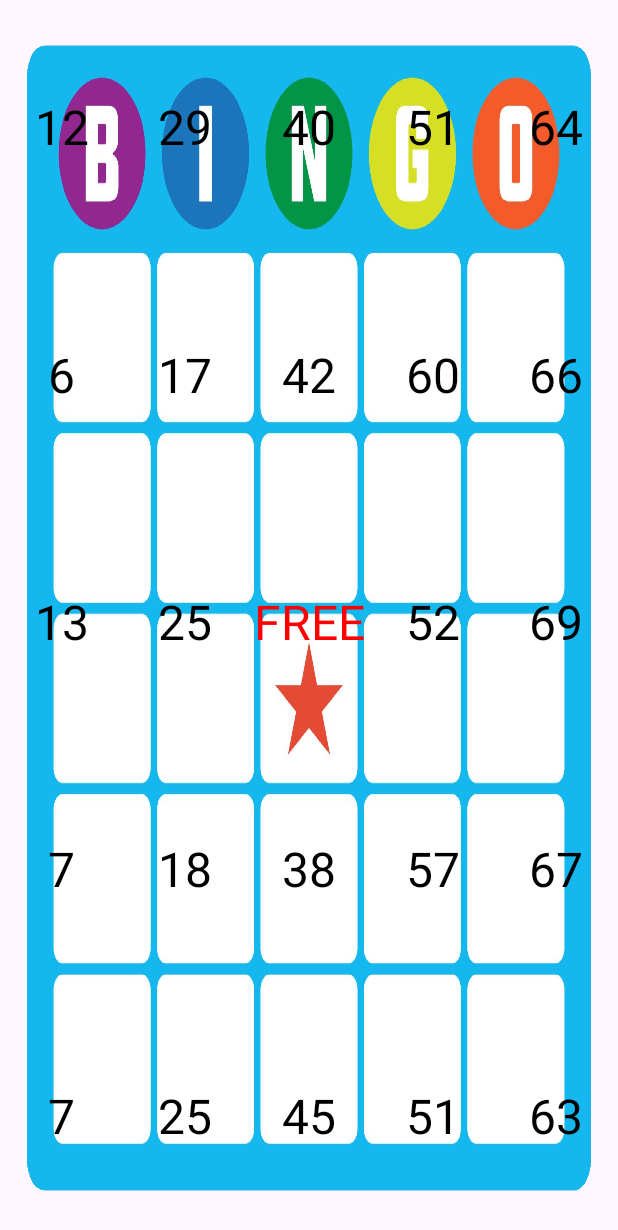
After one commit to Minato2351/Bingo, an Android app: the SolitarioActivity screen opened directly, with no data from a screen before it, on a phone screen of 412 x 824 dp. The commit adds this screen. Shown: the top 1230 px of the screen. Run offline under Robolectric (Android 15) with nearby library versions, the phone set to English and light mode, and no system bars.

Commit message:
SolitarioActivity agregado solo para ver si funciona backend del carta (frontend aun no, se ve feo)

```diff
--- a/app/src/main/AndroidManifest.xml
+++ b/app/src/main/AndroidManifest.xml
@@ -23,6 +23,7 @@
                 <category android:name="android.intent.category.LAUNCHER" />
             </intent-filter>
         </activity>
+        <activity android:name=".SolitarioActivity"/>
     </application>
 
 </manifest>
--- a/app/src/main/java/com/example/bingo/BingoCard.java
+++ b/app/src/main/java/com/example/bingo/BingoCard.java
@@ -7,6 +7,7 @@ import android.graphics.BitmapFactory;
 import android.graphics.Canvas;
 import android.graphics.Color;
 import android.graphics.Paint;
+import android.graphics.Rect;
 import android.util.AttributeSet;
 import android.view.View;
 
@@ -37,7 +38,9 @@ public class BingoCard extends View {
 
         // Draw the bingo card image
         if (bingoCard != null) {
-            canvas.drawBitmap(bingoCard, 0, 0, null);
+            Rect src = new Rect(0, 0, bingoCard.getWidth(), bingoCard.getHeight());
+            Rect dst = new Rect(0, 0, getWidth(), getHeight());
+            canvas.drawBitmap(bingoCard, src, dst, null);
         }
 
         // Set up paint for numbers
--- /dev/null
+++ b/app/src/main/java/com/example/bingo/SolitarioActivity.java
@@ -0,0 +1,13 @@
+package com.example.bingo;
+
+import android.os.Bundle;
+
+import androidx.appcompat.app.AppCompatActivity;
+
+public class SolitarioActivity extends AppCompatActivity {
+    @Override
+    protected void onCreate(Bundle savedInstanceState) {
+        super.onCreate(savedInstanceState);
+        setContentView(R.layout.activity_solitario); // connects to activity_second.xml
+    }
+}
--- /dev/null
+++ b/app/src/main/res/layout/activity_solitario.xml
@@ -0,0 +1,9 @@
+<?xml version="1.0" encoding="utf-8"?>
+<androidx.constraintlayout.widget.ConstraintLayout xmlns:android="http://schemas.android.com/apk/res/android"
+    android:layout_width="match_parent"
+    android:layout_height="match_parent">
+    <com.example.bingo.BingoCard
+        android:id="@+id/bingoCard"
+        android:layout_width="match_parent"
+        android:layout_height="match_parent" />
+</androidx.constraintlayout.widget.ConstraintLayout>
```
Also changed, not shown: app/src/main/java/com/example/bingo/MainActivity.java (+13 -0 lines).
